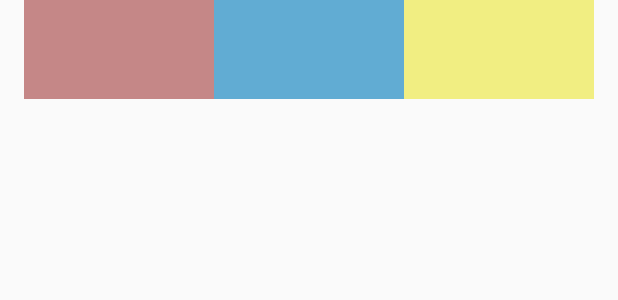
After one commit to zed15600/MyBakeryAndroid, an Android app: the layout fragment_payments_list.xml on its own in the app's theme, with its tools: preview values and no code run, on a phone screen of 412 x 824 dp. The commit adds this screen. Shown: the top 300 px of the screen. Run offline under Robolectric (Android 15) with nearby library versions, the phone set to English and light mode, and no system bars; network calls fail.

Commit message:
Added simple view for rendering payments in a list view

```diff
--- a/app/src/main/AndroidManifest.xml
+++ b/app/src/main/AndroidManifest.xml
@@ -1,14 +1,15 @@
 <?xml version="1.0" encoding="utf-8"?>
 <manifest xmlns:android="http://schemas.android.com/apk/res/android"
     package="com.lezh.mybakery" >
-
+    <uses-permission android:name="android.permission.INTERNET" />
     <application
         android:allowBackup="true"
         android:icon="@mipmap/ic_launcher"
         android:label="@string/app_name"
         android:roundIcon="@mipmap/ic_launcher_round"
         android:supportsRtl="true"
-        android:theme="@style/AppTheme" >
+        android:theme="@style/AppTheme"
+        android:usesCleartextTraffic="true" >
         <activity
             android:name=".MainActivity"
             android:label="@string/app_name" >
@@ -19,5 +20,4 @@
             </intent-filter>
         </activity>
     </application>
-
 </manifest>
--- /dev/null
+++ b/app/src/main/res/layout/fragment_payment_item.xml
@@ -0,0 +1,25 @@
+<?xml version="1.0" encoding="utf-8"?>
+<LinearLayout xmlns:android="http://schemas.android.com/apk/res/android"
+              android:layout_width="match_parent"
+              android:layout_height="wrap_content"
+              android:orientation="horizontal" android:measureWithLargestChild="true">
+
+    <TextView
+            android:id="@+id/vendor"
+            android:layout_width="match_parent"
+            android:layout_height="wrap_content"
+            android:textAppearance="?attr/textAppearanceListItem" android:layout_weight="1" android:gravity="center"
+            android:background="#C58787"/>
+
+    <TextView
+            android:id="@+id/date"
+            android:layout_width="match_parent"
+            android:layout_height="wrap_content"
+            android:textAppearance="?attr/textAppearanceListItem" android:layout_weight="1" android:gravity="center"
+            android:background="#61ACD3"/>
+    <TextView
+            android:layout_width="match_parent"
+            android:layout_height="wrap_content" android:id="@+id/value" android:layout_weight="1"
+            android:textAppearance="?attr/textAppearanceListItem" android:gravity="center"
+            android:background="#F1EE82"/>
+</LinearLayout>
--- /dev/null
+++ b/app/src/main/res/layout/fragment_payments_list.xml
@@ -0,0 +1,14 @@
+<?xml version="1.0" encoding="utf-8"?>
+<androidx.recyclerview.widget.RecyclerView
+        xmlns:android="http://schemas.android.com/apk/res/android"
+        xmlns:app="http://schemas.android.com/apk/res-auto"
+        xmlns:tools="http://schemas.android.com/tools"
+        android:id="@+id/list"
+        android:name="com.lezh.mybakery.payments.PaymentsFragment"
+        android:layout_width="match_parent"
+        android:layout_height="match_parent"
+        android:layout_marginLeft="16dp"
+        android:layout_marginRight="16dp"
+        app:layoutManager="LinearLayoutManager"
+        tools:context=".payments.PaymentsFragment"
+        tools:listitem="@layout/fragment_payment_item"/>
--- a/app/src/main/res/values/dimens.xml
+++ b/app/src/main/res/values/dimens.xml
@@ -2,4 +2,5 @@
     <!-- Default screen margins, per the Android Design guidelines. -->
     <dimen name="activity_horizontal_margin">16dp</dimen>
     <dimen name="activity_vertical_margin">16dp</dimen>
+    <dimen name="text_margin">16dp</dimen>
 </resources>
--- a/app/src/main/res/values/strings.xml
+++ b/app/src/main/res/values/strings.xml
@@ -3,4 +3,7 @@
     <string name="title_home">Home</string>
     <string name="title_dashboard">Dashboard</string>
     <string name="title_notifications">Notifications</string>
+
+    <!-- TODO: Remove or change this placeholder text -->
+    <string name="hello_blank_fragment">Hello blank fragment</string>
 </resources>
--- a/build.gradle
+++ b/build.gradle
@@ -6,10 +6,12 @@ buildscript {
         google()
         jcenter()
 
+        maven { url "https://kotlin.bintray.com/kotlinx" }
     }
     dependencies {
         classpath 'com.android.tools.build:gradle:3.4.1'
         classpath "org.jetbrains.kotlin:kotlin-gradle-plugin:$kotlin_version"
+        classpath "org.jetbrains.kotlin:kotlin-serialization:$kotlin_version"
         // NOTE: Do not place your application dependencies here; they belong
         // in the individual module build.gradle files
     }
```
Also changed, not shown: app/build.gradle (+6 -1 lines), app/src/main/java/com/lezh/mybakery/MainActivity.kt (+22 -7 lines), app/src/main/java/com/lezh/mybakery/Models.kt (added, +32 -0 lines), app/src/main/java/com/lezh/mybakery/RequestManager.kt (added, +34 -0 lines), app/src/main/java/com/lezh/mybakery/payments/MyPaymentsRecyclerViewAdapter.kt (added, +80 -0 lines), app/src/main/java/com/lezh/mybakery/payments/PaymentsFragment.kt (added, +96 -0 lines), app/src/main/res/layout/activity_main.xml (+9 -11 lines), 1 other file.
